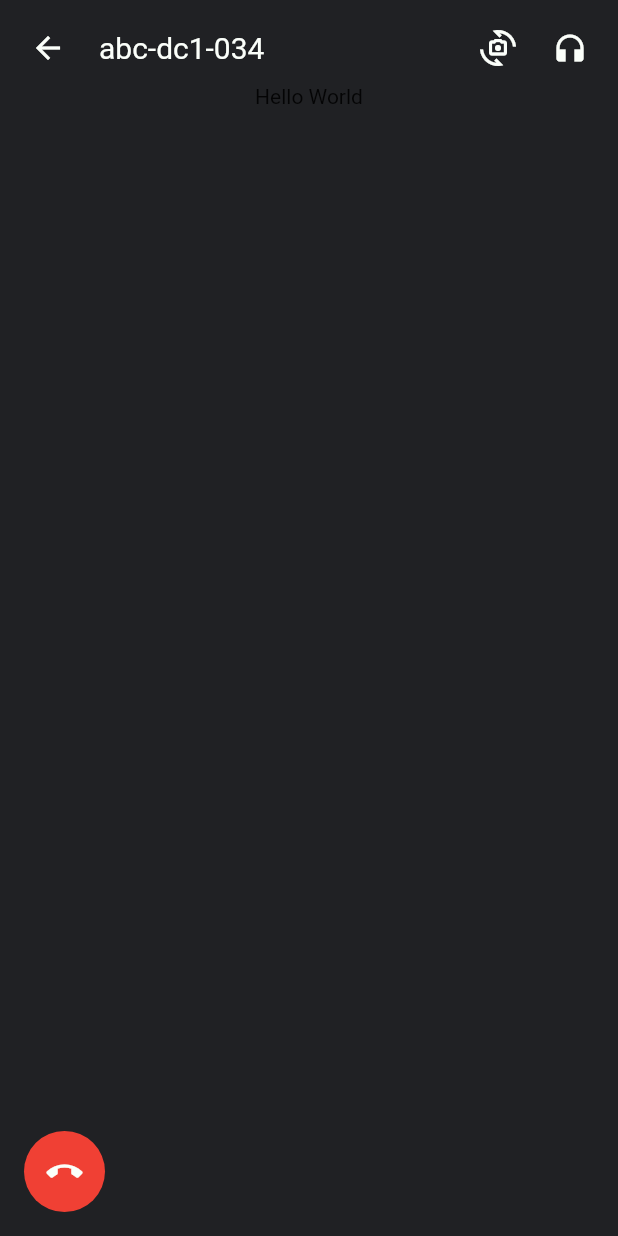
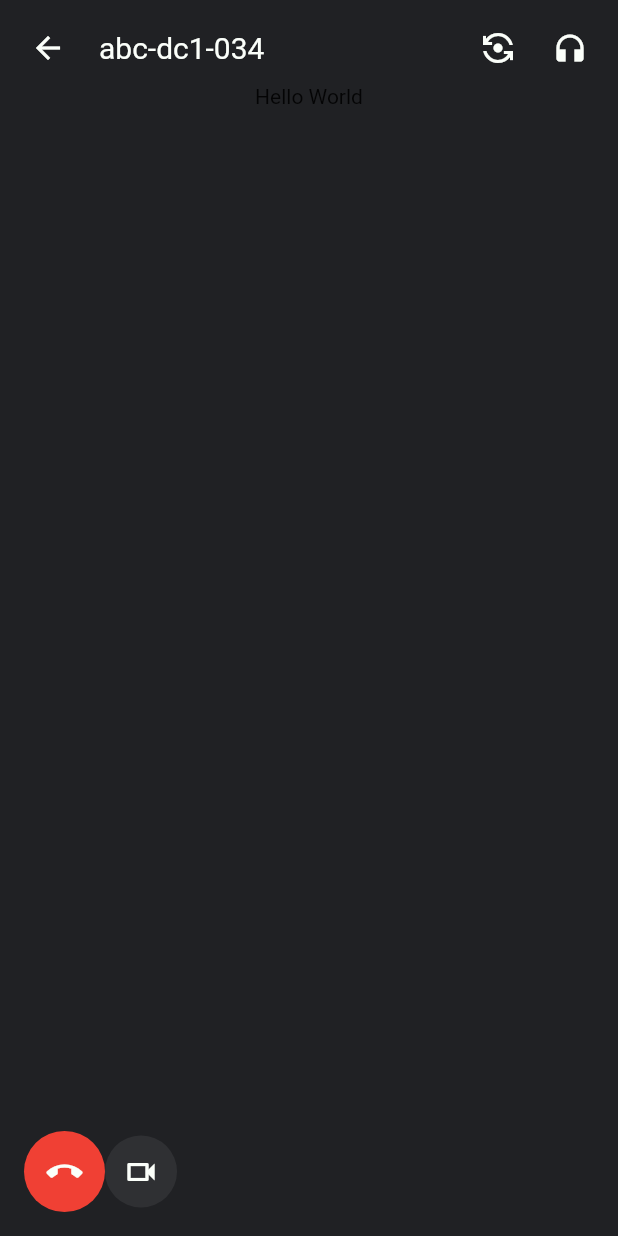
Before and after one commit to octoi/google-meet-clone, a Flutter app: the screen it shows after launch, on a phone screen of 412 x 824 dp. Run offline on Flutter 3.47's test engine with Material 2 defaults, Android fonts, the phone set to English and light mode, and no system bars.

Commit message:
video camera

```diff
--- a/lib/widgets/header.dart
+++ b/lib/widgets/header.dart
@@ -30,7 +30,7 @@ class AppHeader extends StatelessWidget {
           children: [
             IconButton(
               onPressed: () {},
-              icon: Icon(Icons.cameraswitch_outlined),
+              icon: Icon(Icons.flip_camera_android_sharp),
               color: appWhite,
             ),
             IconButton(
--- a/lib/widgets/utils.dart
+++ b/lib/widgets/utils.dart
@@ -9,6 +9,8 @@ class AppUtils extends StatelessWidget {
     return Container(
       padding: EdgeInsets.all(8.0),
       child: Row(
+        // mainAxisAlignment: MainAxisAlignment.spaceBetween,
+        crossAxisAlignment: CrossAxisAlignment.center,
         children: [
           Container(
             padding: EdgeInsets.all(15.0),
@@ -21,6 +23,17 @@ class AppUtils extends StatelessWidget {
               color: appWhite,
             ),
           ),
+          Container(
+            padding: EdgeInsets.all(12.0),
+            decoration: BoxDecoration(
+              color: appSecondaryColor,
+              borderRadius: BorderRadius.circular(50.0),
+            ),
+            child: Icon(
+              Icons.videocam_outlined,
+              color: appWhite,
+            ),
+          ),
         ],
       ),
     );
```
